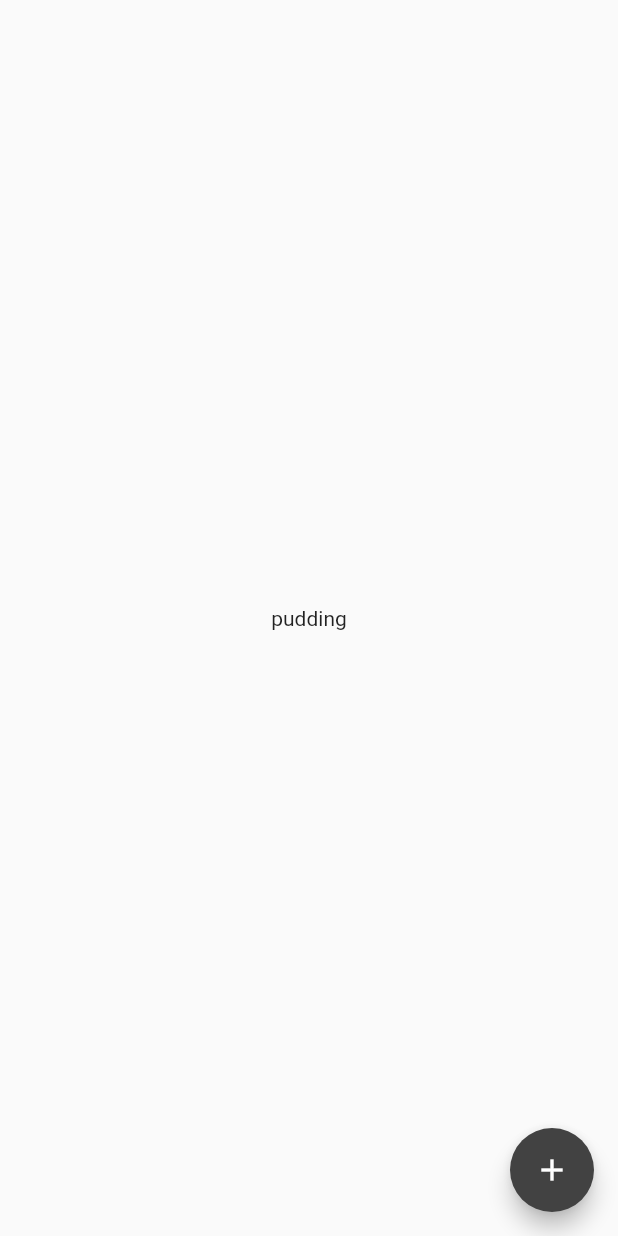
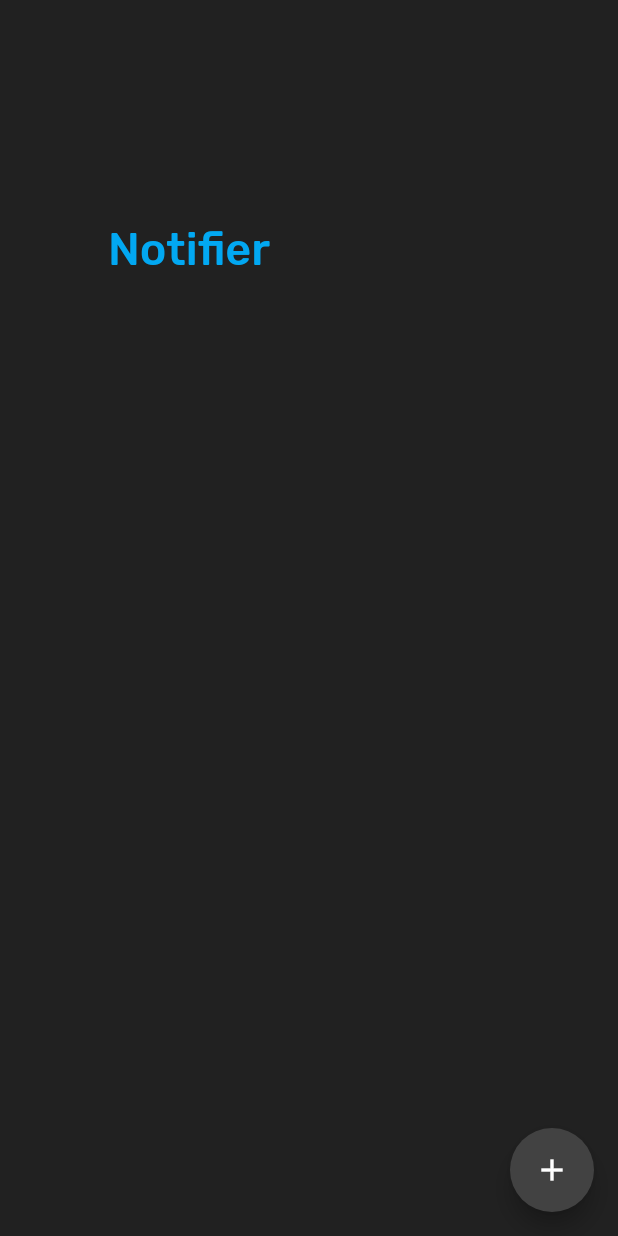
Before and after one commit to probablykasper/notifier, a Flutter app: the screen it shows after launch, on a phone screen of 412 x 824 dp. Run offline on Flutter 3.47's test engine with Material 2 defaults, Android fonts, the phone set to English and light mode, and no system bars.

Commit message:
Page general theme/design

```diff
--- a/lib/globals.dart
+++ b/lib/globals.dart
@@ -0,0 +1,6 @@
+import 'package:flutter/material.dart';
+
+class Globals {
+  Globals._();
+  static const Color blue = Color(0xFF000B0FF);
+}
--- a/lib/main.dart
+++ b/lib/main.dart
@@ -16,6 +16,12 @@ class App extends StatelessWidget {
   Widget build(BuildContext context) {
     return MaterialApp(
       title: 'Notifier',
+      debugShowCheckedModeBanner: false,
+      theme: ThemeData(
+        fontFamily: 'Rubik',
+        brightness: Brightness.dark,
+        scaffoldBackgroundColor: Colors.grey[900],
+      ),
       home: ListPage(),
     );
   }
--- a/lib/pages/list.dart
+++ b/lib/pages/list.dart
@@ -1,4 +1,6 @@
 import 'package:flutter/material.dart';
+import 'package:scoped_model/scoped_model.dart';
+import 'package:notifier/globals.dart';
 
 class ListPage extends StatelessWidget {
   @override
@@ -10,8 +12,27 @@ class ListPage extends StatelessWidget {
         foregroundColor: Colors.white,
         backgroundColor: Colors.grey[800],
       ),
-      body: Center(
-        child: Text('pudding'),
+      body: CustomScrollView(
+        slivers: <Widget>[
+          const SliverAppBar(
+            pinned: true,
+            // backgroundColor: Colors.black26,
+            floating: false,
+            snap: false,
+            expandedHeight: 200.0,
+            flexibleSpace: FlexibleSpaceBar(
+              title: Text(
+                'Notifier',
+                style: TextStyle(
+                  color: Globals.blue,
+                  fontWeight: FontWeight.w500,
+                ),
+              ),
+              titlePadding: EdgeInsets.only(left: 72, bottom: 16),
+            ),
+          ),
+          // LIST GOES HERE
+        ],
       ),
     );
   }
```
